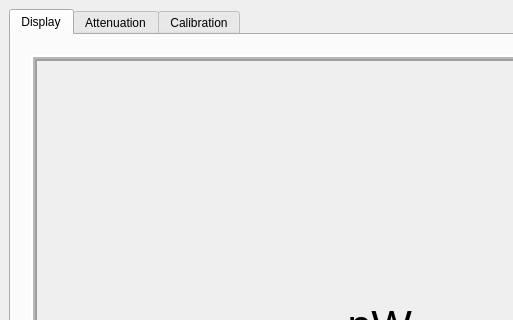
Above: powerMeter.ui from g4ixt/RFPowerMeter before the change; both pictures show x 0 to 513 and y 0 to 320 of the 1083 by 765 pixel window. Below: the same form after it.
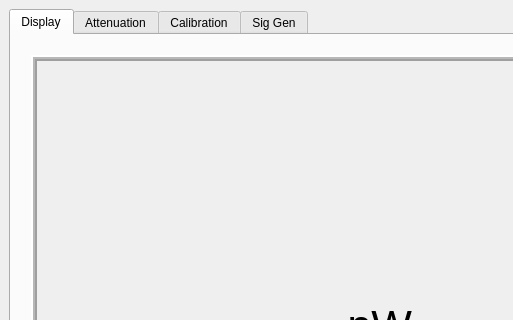
That is the form after the change. The open tabs and pages were chosen to show the change. Custom widgets are drawn as their Qt base class.

```diff
--- a/powerMeter.ui
+++ b/powerMeter.ui
@@ -1067,6 +1067,11 @@
         </widget>
        </widget>
       </widget>
+      <widget class="QWidget" name="tab_4">
+       <attribute name="title">
+        <string>Sig Gen</string>
+       </attribute>
+      </widget>
      </widget>
     </item>
    </layout>
```
Left out of the diff: 4 changed lines with no effect on the pictures.
